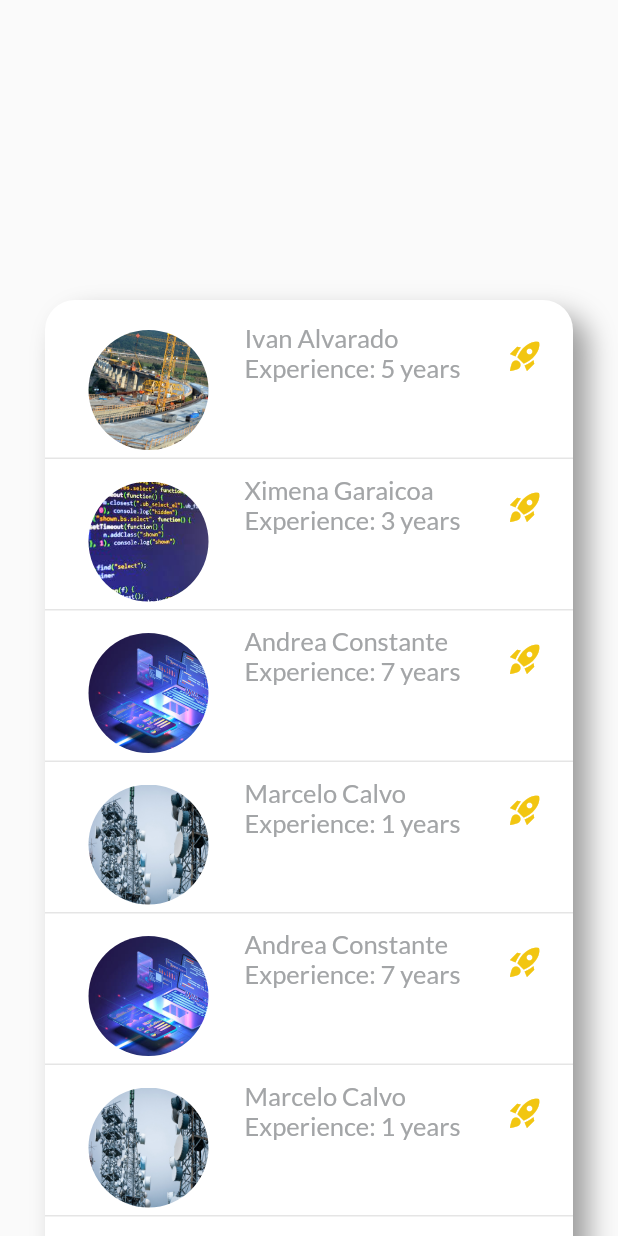
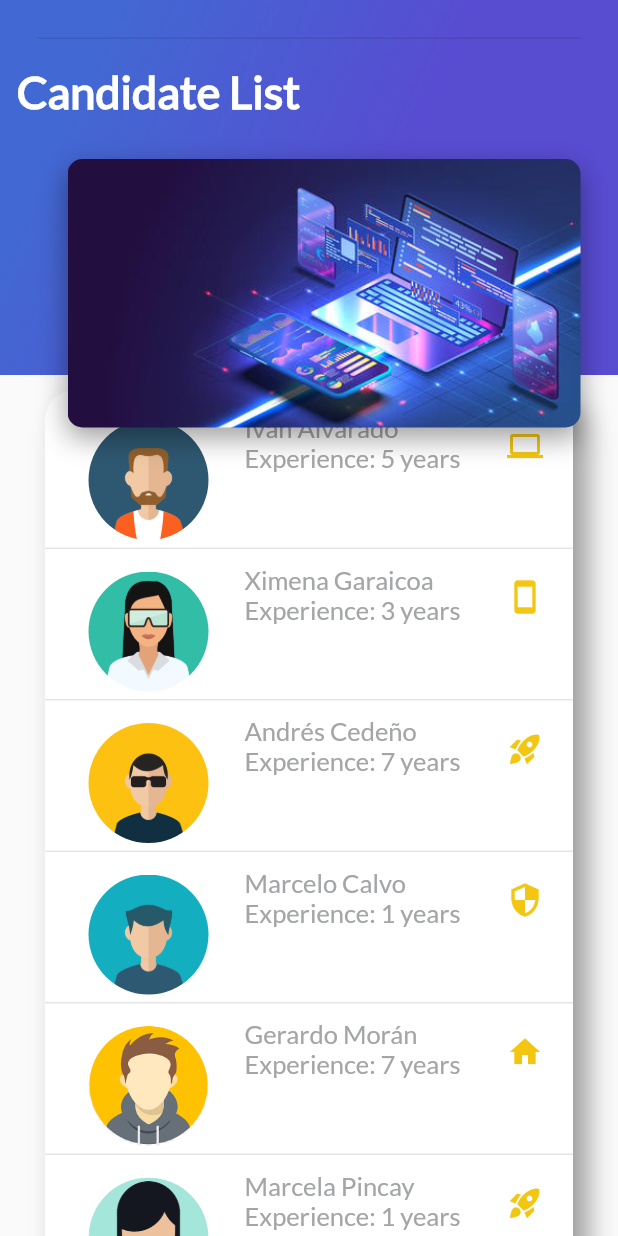
Before and after one commit to ioviedodev/trip_app, a Flutter app: the screen it shows after launch, on a phone screen of 412 x 824 dp. Run offline on Flutter 3.47's test engine with Material 2 defaults, Android fonts, the phone set to English and light mode, and no system bars.

Commit message:
fix header appbar for jobvacancy

```diff
--- a/lib/contact_detail.dart
+++ b/lib/contact_detail.dart
@@ -6,10 +6,10 @@ class ContactDetail extends StatelessWidget{
   final String pathImage;
   final String name;
   final String experience;
-
+  final IconData icon;
   final _utility= Utilities();
 
-  ContactDetail(this.pathImage, this.name, this.experience, {super.key} );
+  ContactDetail(this.pathImage, this.name, this.experience, this.icon, {super.key} );
 
 
   @override
@@ -40,7 +40,7 @@ class ContactDetail extends StatelessWidget{
         ),
         Expanded(
           flex: 3,
-          child:  _utility.getIconByIcon(Icons.rocket_launch_sharp,0xFFf2c611, 10.0, 0.0),
+          child:  _utility.getIconByIcon(icon,0xFFf2c611, 10.0, 0.0),
         ),
       ],
     );
--- a/lib/contact_detail_list.dart
+++ b/lib/contact_detail_list.dart
@@ -19,7 +19,7 @@ class ContactDetailList extends StatelessWidget{
 
     final contactDetailList= Container(
         margin: const EdgeInsets.only(
-            top: 200.0,
+            top: 260.0,
             left: 30.0,
             right: 30.0
         ),
@@ -41,14 +41,14 @@ class ContactDetailList extends StatelessWidget{
       width: double.infinity,
       child: Column (
         children: <Widget>[
-          ContactDetail("asset/img/civil.jpg","Ivan Alvarado", "5 years"),
-          ContactDetail("asset/img/computer.jpg","Ximena Garaicoa", "3 years"),
-          ContactDetail("asset/img/csciense.jpg","Andrea Constante", "7 years"),
-          ContactDetail("asset/img/telecomunication.jpg","Marcelo Calvo", "1 years"),
-          ContactDetail("asset/img/csciense.jpg","Andrea Constante", "7 years"),
-          ContactDetail("asset/img/telecomunication.jpg","Marcelo Calvo", "1 years"),
-          ContactDetail("asset/img/csciense.jpg","Andrea Constante", "7 years"),
-          ContactDetail("asset/img/telecomunication.jpg","Marcelo Calvo", "1 years")
+          ContactDetail("asset/img/vacancy1.png","Ivan Alvarado", "5 years",Icons.laptop),
+          ContactDetail("asset/img/vacancy2.png","Ximena Garaicoa", "3 years",Icons.smartphone),
+          ContactDetail("asset/img/vacancy3.png","Andrés Cedeño", "7 years",Icons.rocket_launch_sharp),
+          ContactDetail("asset/img/vacancy4.png","Marcelo Calvo", "1 years",Icons.security),
+          ContactDetail("asset/img/vacancy5.png","Gerardo Morán", "7 years",Icons.home),
+          ContactDetail("asset/img/vacancy6.png","Marcela Pincay", "1 years",Icons.rocket_launch_sharp),
+          ContactDetail("asset/img/vacancy7.png","Andrea Constante", "7 years",Icons.rocket_launch_sharp),
+          ContactDetail("asset/img/vacancy8.png","Marcelo Calvo", "1 years",Icons.rocket_launch_sharp)
         ],
       ),
     );
--- a/lib/header_appbar.dart
+++ b/lib/header_appbar.dart
@@ -1,19 +1,38 @@
 import 'package:flutter/material.dart';
 import 'package:trip_app/card_image_list.dart';
 import 'package:trip_app/gradient_back.dart';
+import 'package:trip_app/job_vacancy.dart';
 
+// ignore: must_be_immutable
 class HeaderAppBar extends StatelessWidget{
 
-  const HeaderAppBar({super.key});
+  String mode = "";
+  HeaderAppBar(this.mode, {super.key});
 
 
   @override
   Widget build(BuildContext context) {
+    bool isCareer = true;
+    String label="Popular careers";
+    if(mode!="careers") {
+      label="Candidate List";
+      isCareer =false;
+    }
+
+    final StatelessWidget widget;
+
+    if(isCareer) {
+      widget= const CardImageList();
+    } else {
+      widget= const JobVacancy();
+    }
 
     final header = Stack(
       children: <Widget> [
-        GradientBack("Popular careers"),
-        CardImageList()
+
+        GradientBack(label),
+        widget
+
       ],
     );
 
--- /dev/null
+++ b/lib/job_vacancy.dart
@@ -0,0 +1,31 @@
+import 'package:flutter/material.dart';
+import 'card_image.dart';
+
+class JobVacancy extends StatelessWidget{
+  const JobVacancy({super.key});
+
+  @override
+  Widget build(BuildContext context) {
+
+    final vacancy = Container(
+
+      width: double.infinity,
+      height: 260.0,
+      margin: const EdgeInsets.all(25.0),
+      decoration: BoxDecoration(
+        border: Border(
+          top: BorderSide(
+            color: Colors.black38.withOpacity(0.1),
+            width: 1.0
+          ),
+        )
+      ),
+      child:
+      CardImage("asset/img/csciense.jpg"),
+
+
+    );
+
+    return vacancy;
+  }
+}
--- a/lib/main.dart
+++ b/lib/main.dart
@@ -52,7 +52,7 @@ class MyApp extends StatelessWidget {
                   ContactDetailList(),
                ],
              ),
-              // const HeaderAppBar()
+              HeaderAppBar("candidates")//candidates
             ],
           )
 
```
Also changed, not shown: pubspec.yaml (+8 -0 lines), asset/img/jobVacancy1.jpg (added), asset/img/vacancy1.png (added), asset/img/vacancy2.png (added), asset/img/vacancy3.png (added), asset/img/vacancy4.png (added), asset/img/vacancy5.png (added), asset/img/vacancy6.png (added), asset/img/vacancy7.png (added), asset/img/vacancy8.png (added).
